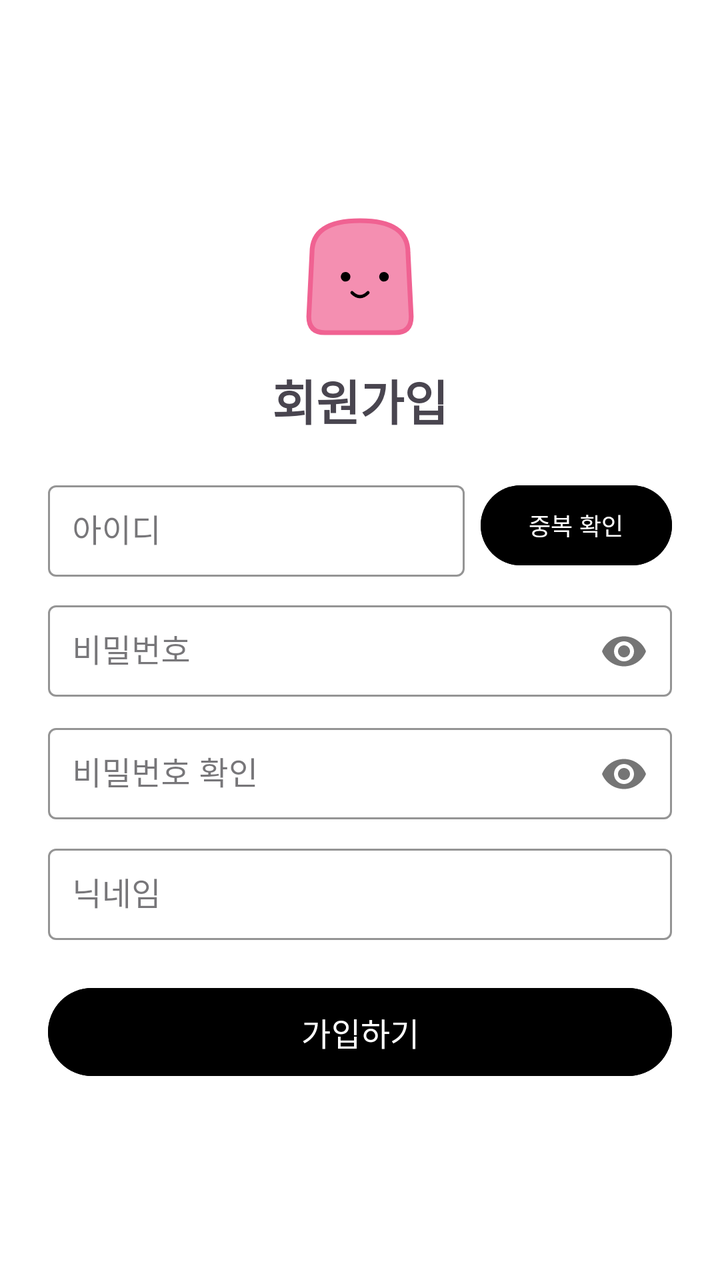
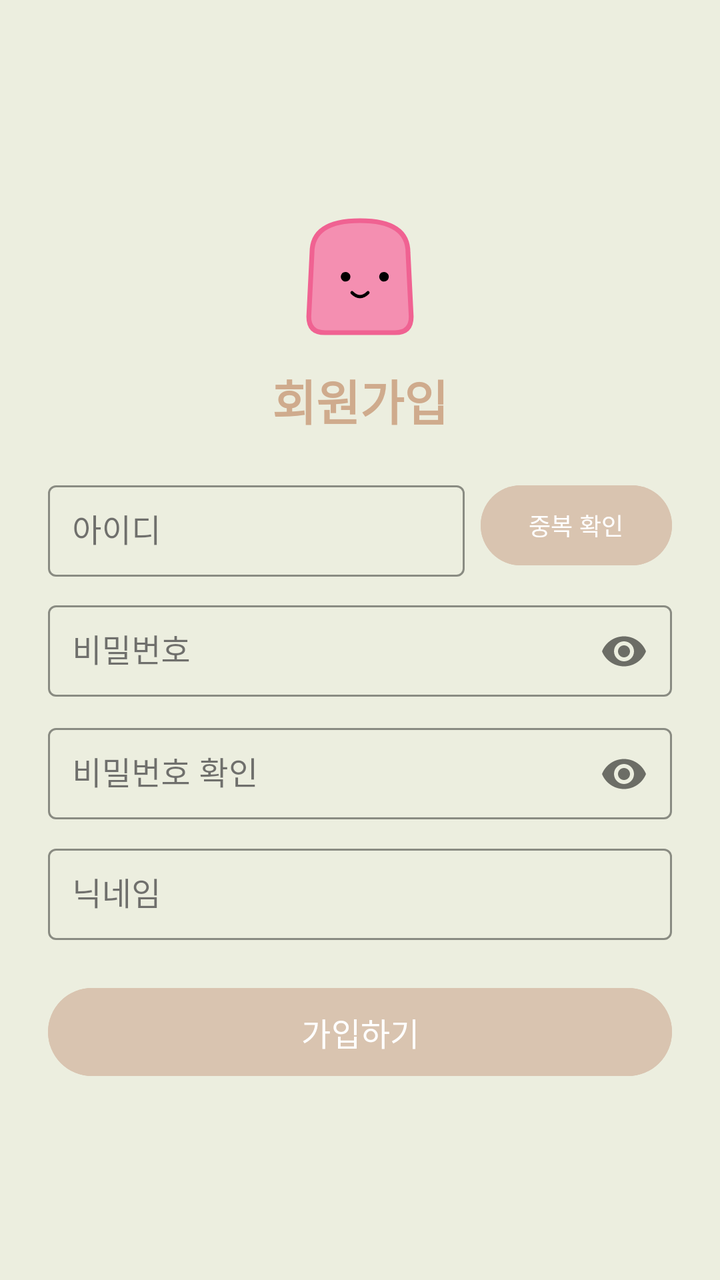

An Android layout rendered at two revisions. The XML below is the earlier revision; the diff shows what the commit changed to produce the second picture.
<!-- AndroidManifest.xml: application theme Theme.Payclient -->
<!-- res/layout/activity_signup.xml -->
<?xml version="1.0" encoding="utf-8"?>
<androidx.constraintlayout.widget.ConstraintLayout xmlns:android="http://schemas.android.com/apk/res/android"
    xmlns:app="http://schemas.android.com/apk/res-auto"
    android:layout_width="match_parent"
    android:layout_height="match_parent"
    android:padding="24dp">

    <ScrollView
        android:layout_width="match_parent"
        android:layout_height="wrap_content"
        app:layout_constraintTop_toTopOf="parent"
        app:layout_constraintBottom_toBottomOf="parent">

        <LinearLayout
            android:layout_width="match_parent"
            android:layout_height="wrap_content"
            android:orientation="vertical"
            android:gravity="center_horizontal">

            <ImageView
                android:id="@+id/iv_logo"
                android:layout_width="80dp"
                android:layout_height="80dp"
                android:src="@drawable/ic_bread" />

            <TextView
                android:id="@+id/tv_signup_title"
                android:layout_width="wrap_content"
                android:layout_height="wrap_content"
                android:text="회원가입"
                android:textSize="24sp"
                android:textStyle="bold"
                android:textColor="@color/deep_pink"
                android:layout_marginTop="4dp" />

            <LinearLayout
                android:layout_width="match_parent"
                android:layout_height="wrap_content"
                android:orientation="horizontal"
                android:layout_marginTop="20dp"
                android:gravity="center_vertical">

                <com.google.android.material.textfield.TextInputLayout
                    android:id="@+id/til_signup_id"
                    style="@style/Widget.MaterialComponents.TextInputLayout.OutlinedBox"
                    android:layout_width="0dp"
                    android:layout_height="wrap_content"
                    android:layout_weight="1"
                    android:hint="아이디"
                    app:boxStrokeColor="@color/primary_pink"
                    app:hintTextColor="@color/deep_pink">
                    <com.google.android.material.textfield.TextInputEditText
                        android:id="@+id/et_signup_id"
                        android:layout_width="match_parent"
                        android:layout_height="wrap_content"
                        android:padding="12dp"
                        android:inputType="text" />
                </com.google.android.material.textfield.TextInputLayout>

                <Button
                    android:id="@+id/btn_check_id"
                    android:layout_width="wrap_content"
                    android:layout_height="wrap_content"
                    android:text="중복 확인"
                    android:textSize="12sp"
                    android:layout_marginStart="8dp"
                    android:backgroundTint="@color/primary_pink" />
            </LinearLayout>

            <com.google.android.material.textfield.TextInputLayout
                android:id="@+id/til_signup_password"
                style="@style/Widget.MaterialComponents.TextInputLayout.OutlinedBox"
                android:layout_width="match_parent"
                android:layout_height="wrap_content"
                android:hint="비밀번호"
                app:boxStrokeColor="@color/primary_pink"
                app:hintTextColor="@color/deep_pink"
                app:passwordToggleEnabled="true"
                android:layout_marginTop="8dp">
                <com.google.android.material.textfield.TextInputEditText
                    android:id="@+id/et_signup_password"
                    android:layout_width="match_parent"
                    android:layout_height="wrap_content"
                    android:padding="12dp"
                    android:inputType="textPassword" />
            </com.google.android.material.textfield.TextInputLayout>

            <com.google.android.material.textfield.TextInputLayout
                android:id="@+id/til_signup_password_confirm"
                style="@style/Widget.MaterialComponents.TextInputLayout.OutlinedBox"
                android:layout_width="match_parent"
                android:layout_height="wrap_content"
                android:hint="비밀번호 확인"
                app:boxStrokeColor="@color/primary_pink"
                app:hintTextColor="@color/deep_pink"
                app:passwordToggleEnabled="true"
                android:layout_marginTop="8dp">
                <com.google.android.material.textfield.TextInputEditText
                    android:id="@+id/et_signup_password_confirm"
                    android:layout_width="match_parent"
                    android:layout_height="wrap_content"
                    android:padding="12dp"
                    android:inputType="textPassword" />
            </com.google.android.material.textfield.TextInputLayout>

            <com.google.android.material.textfield.TextInputLayout
                android:id="@+id/til_signup_nickname"
                style="@style/Widget.MaterialComponents.TextInputLayout.OutlinedBox"
                android:layout_width="match_parent"
                android:layout_height="wrap_content"
                android:hint="닉네임"
                app:boxStrokeColor="@color/primary_pink"
                app:hintTextColor="@color/deep_pink"
                android:layout_marginTop="8dp">
                <com.google.android.material.textfield.TextInputEditText
                    android:id="@+id/et_signup_nickname"
                    android:layout_width="match_parent"
                    android:layout_height="wrap_content"
                    android:padding="12dp"
                    android:inputType="text" />
            </com.google.android.material.textfield.TextInputLayout>

            <Button
                android:id="@+id/btn_signup"
                android:layout_width="match_parent"
                android:layout_height="52dp"
                android:text="가입하기"
                android:textSize="16sp"
                android:backgroundTint="@color/primary_pink"
                android:layout_marginTop="20dp" />

        </LinearLayout>
    </ScrollView>

    <ProgressBar
        android:id="@+id/pb_loading"
        android:layout_width="wrap_content"
        android:layout_height="wrap_content"
        android:visibility="gone"
        android:indeterminateTint="@color/deep_pink"
        app:layout_constraintTop_toTopOf="parent"
        app:layout_constraintBottom_toBottomOf="parent"
        app:layout_constraintStart_toStartOf="parent"
        app:layout_constraintEnd_toEndOf="parent" />

</androidx.constraintlayout.widget.ConstraintLayout>
<!-- resources referenced by this layout -->
<resources>
  <!-- drawable ic_bread (drawable) -->
  <?xml version="1.0" encoding="utf-8"?>
  <vector xmlns:android="http://schemas.android.com/apk/res/android"
      android:width="120dp"
      android:height="120dp"
      android:viewportWidth="100"
      android:viewportHeight="100">
      
      
      
      <path
          android:fillColor="#F48FB1"
          android:pathData="M20,35 Q20,15 50,15 Q80,15 80,35 L82,75 Q82,85 72,85 L28,85 Q18,85 18,75 Z" />
      
      
      <path
          android:strokeColor="#F06292"
          android:strokeWidth="3"
          android:pathData="M20,35 Q20,15 50,15 Q80,15 80,35 L82,75 Q82,85 72,85 L28,85 Q18,85 18,75 Z" />
  
      
      <path
          android:fillColor="#000000"
          android:pathData="M38,50 A3,3 0 1 1 38,50.1 Z M62,50 A3,3 0 1 1 62,50.1 Z" />
      
      
      <path
          android:strokeColor="#000000"
          android:strokeWidth="2"
          android:strokeLineCap="round"
          android:pathData="M45,60 Q50,65 55,60" />
  </vector>
  <style name="Theme.Payclient" parent="Base.Theme.Payclient" />
  <style name="Base.Theme.Payclient" parent="Theme.Material3.DayNight.NoActionBar">
          
          <item name="colorPrimary">@color/primary_pink</item>
          <item name="android:windowBackground">@color/baby_pink</item>
      </style>
</resources>

<!-- the commit's change to res/layout/activity_signup.xml (unified diff, before → after) -->
@@ -30,7 +30,7 @@
                 android:text="회원가입"
                 android:textSize="24sp"
                 android:textStyle="bold"
-                android:textColor="@color/deep_pink"
+                android:textColor="@color/deep_brown"
                 android:layout_marginTop="4dp" />
 
             <LinearLayout
@@ -47,8 +47,8 @@
                     android:layout_height="wrap_content"
                     android:layout_weight="1"
                     android:hint="아이디"
-                    app:boxStrokeColor="@color/primary_pink"
-                    app:hintTextColor="@color/deep_pink">
+                    app:boxStrokeColor="@color/beige"
+                    app:hintTextColor="@color/deep_brown">
                     <com.google.android.material.textfield.TextInputEditText
                         android:id="@+id/et_signup_id"
                         android:layout_width="match_parent"
@@ -64,7 +64,7 @@
                     android:text="중복 확인"
                     android:textSize="12sp"
                     android:layout_marginStart="8dp"
-                    android:backgroundTint="@color/primary_pink" />
+                    android:backgroundTint="@color/beige" />
             </LinearLayout>
 
             <com.google.android.material.textfield.TextInputLayout
@@ -73,8 +73,8 @@
                 android:layout_width="match_parent"
                 android:layout_height="wrap_content"
                 android:hint="비밀번호"
-                app:boxStrokeColor="@color/primary_pink"
-                app:hintTextColor="@color/deep_pink"
+                app:boxStrokeColor="@color/beige"
+                app:hintTextColor="@color/deep_brown"
                 app:passwordToggleEnabled="true"
                 android:layout_marginTop="8dp">
                 <com.google.android.material.textfield.TextInputEditText
@@ -91,8 +91,8 @@
                 android:layout_width="match_parent"
                 android:layout_height="wrap_content"
                 android:hint="비밀번호 확인"
-                app:boxStrokeColor="@color/primary_pink"
-                app:hintTextColor="@color/deep_pink"
+                app:boxStrokeColor="@color/beige"
+                app:hintTextColor="@color/deep_brown"
                 app:passwordToggleEnabled="true"
                 android:layout_marginTop="8dp">
                 <com.google.android.material.textfield.TextInputEditText
@@ -109,8 +109,8 @@
                 android:layout_width="match_parent"
                 android:layout_height="wrap_content"
                 android:hint="닉네임"
-                app:boxStrokeColor="@color/primary_pink"
-                app:hintTextColor="@color/deep_pink"
+                app:boxStrokeColor="@color/beige"
+                app:hintTextColor="@color/deep_brown"
                 android:layout_marginTop="8dp">
                 <com.google.android.material.textfield.TextInputEditText
                     android:id="@+id/et_signup_nickname"
@@ -126,7 +126,7 @@
                 android:layout_height="52dp"
                 android:text="가입하기"
                 android:textSize="16sp"
-                android:backgroundTint="@color/primary_pink"
+                android:backgroundTint="@color/beige"
                 android:layout_marginTop="20dp" />
 
         </LinearLayout>
@@ -137,7 +137,7 @@
         android:layout_width="wrap_content"
         android:layout_height="wrap_content"
         android:visibility="gone"
-        android:indeterminateTint="@color/deep_pink"
+        android:indeterminateTint="@color/deep_brown"
         app:layout_constraintTop_toTopOf="parent"
         app:layout_constraintBottom_toBottomOf="parent"
         app:layout_constraintStart_toStartOf="parent"
<!-- resource entries referenced after the edit -->
@@ -1,5 +1,7 @@
 <!-- resources referenced by this layout -->
 <resources>
+  <color name="beige">#D9C4B0</color>
+  <color name="deep_brown">#CFAB8D</color>
   <!-- drawable ic_bread (drawable) -->
   <?xml version="1.0" encoding="utf-8"?>
   <vector xmlns:android="http://schemas.android.com/apk/res/android"
@@ -35,8 +37,9 @@
   <style name="Theme.Payclient" parent="Base.Theme.Payclient" />
   <style name="Base.Theme.Payclient" parent="Theme.Material3.DayNight.NoActionBar">
           
-          <item name="colorPrimary">@color/primary_pink</item>
-          <item name="android:windowBackground">@color/baby_pink</item>
+          <item name="colorPrimary">@color/beige</item>
+          <item name="android:windowBackground">@color/baby_blue</item>
       </style>
+  <color name="baby_blue">#ECEEDF</color>
 </resources>
 
